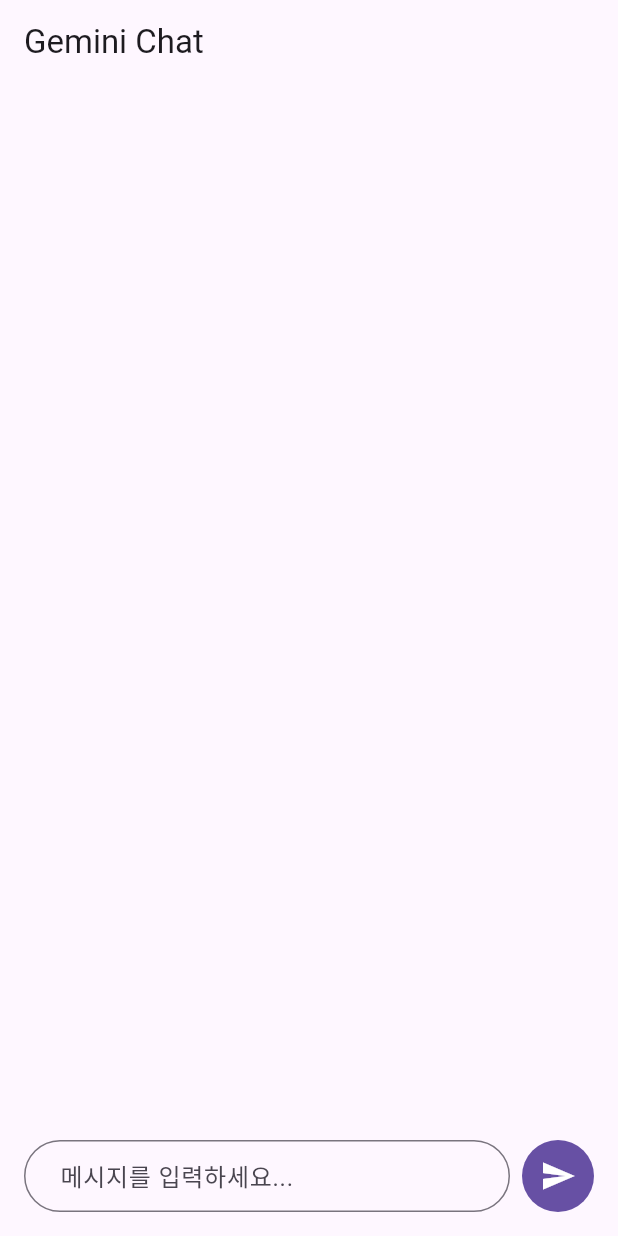
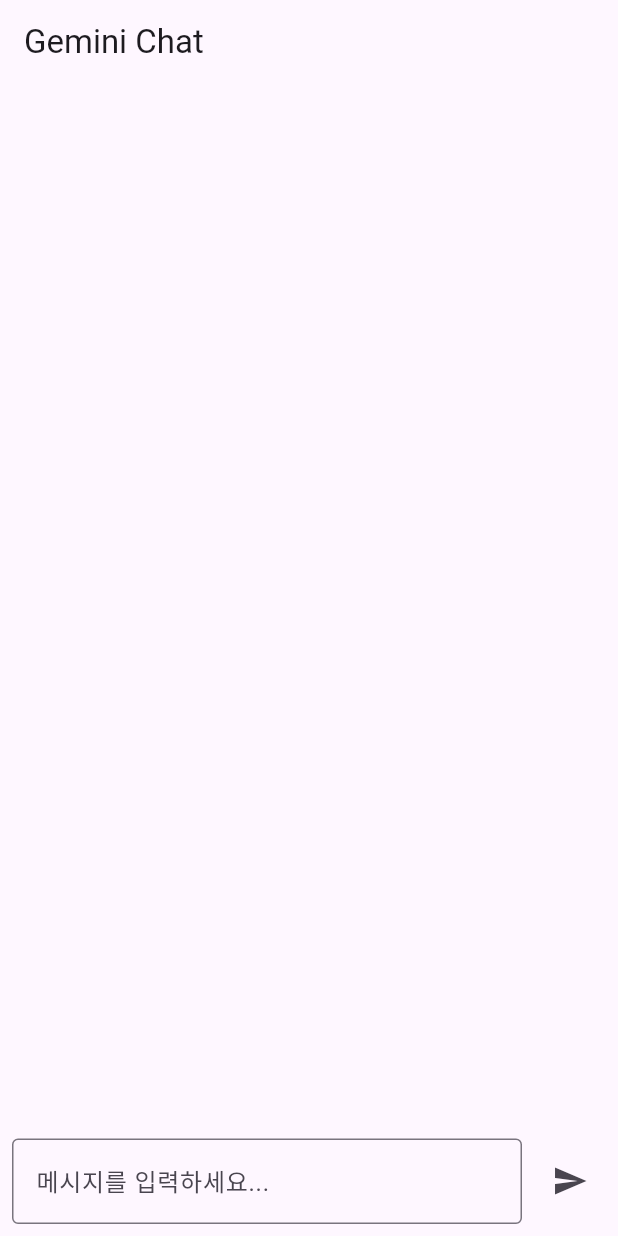
Before and after one commit to kimilguk19/ai_live, a Flutter app: the screen it shows after launch, after a tap on the "send" icon, on a phone screen of 412 x 824 dp. Run offline on Flutter 3.47's test engine with Material 3 defaults, Android fonts, the phone set to English and light mode, and no system bars; our stand-ins replace google_generative_ai.

Commit message:
11주차 01교시 강의 소스2

```diff
--- a/lib/main.dart
+++ b/lib/main.dart
@@ -1,11 +1,12 @@
 import 'package:flutter/material.dart';
 import 'package:google_generative_ai/google_generative_ai.dart';
-import 'package:flutter_markdown/flutter_markdown.dart'; // 마크다운 표시용
-import 'package:flutter_dotenv/flutter_dotenv.dart'; // API 키 로드용
 
-void main() async {
-  // .env 파일에서 환경 변수를 로드합니다 (선택 사항).
-  await dotenv.load(fileName: "assets/.env");
+// TODO: 실제 API 키로 교체하고, 보안을 위해 안전한 방식으로 관리하세요.
+// 웹 환경에서는 API 키를 클라이언트에 직접 노출하지 않는 것이 중요합니다.
+// 서버를 통해 API를 호출하는 것을 고려하세요.
+const String apiKey = 'YOUR_API_KEY';
+
+void main() {
   runApp(const MyApp());
 }
 
@@ -15,10 +16,10 @@
   @override
   Widget build(BuildContext context) {
     return MaterialApp(
-      title: 'Gemini Chat Web',
+      title: 'Gemini Chat Demo',
       theme: ThemeData(
         primarySwatch: Colors.blue,
-        useMaterial3: true, // Material 3 사용 권장
+        visualDensity: VisualDensity.adaptivePlatformDensity,
       ),
       home: const ChatScreen(),
     );
@@ -34,28 +35,75 @@
 
 class _ChatScreenState extends State<ChatScreen> {
   late final GenerativeModel _model;
-  late final ChatSession _chatSession;
+  late final ChatSession _chat;
+  final TextEditingController _textController = TextEditingController();
   final ScrollController _scrollController = ScrollController();
-  final TextEditingController _textController = TextEditingController();
-  final List<Message> _messages = []; // 사용자 및 모델 메시지를 저장할 목록
   bool _isLoading = false;
+
+  final List<Message> _messages = [];
 
   @override
   void initState() {
     super.initState();
-    var apiKey = dotenv.env['GEMINI_API_KEY'];
-    if (apiKey == null) {
-      // API 키가 없는 경우 처리 (예: 오류 메시지 표시)
-      print('API 키를 찾을 수 없습니다.');
-      // 앱을 계속 진행하지 못하도록 예외를 던지거나 사용자에게 알릴 수 있습니다.
-      throw Exception('API_KEY is not set in .env file');
-    }
-
     _model = GenerativeModel(
-      model: 'gemini-1.5-flash', // 또는 원하는 모델
+      model: 'gemini-1.5-flash', // 또는 'gemini-pro' 등 다른 모델
       apiKey: apiKey,
     );
-    _chatSession = _model.startChat();
+    _chat = _model.startChat();
+  }
+
+  @override
+  Widget build(BuildContext context) {
+    return Scaffold(
+      appBar: AppBar(
+        title: const Text('Gemini Chat'),
+      ),
+      body: Column(
+        children: [
+          Expanded(
+            child: ListView.builder(
+              controller: _scrollController,
+              itemCount: _messages.length,
+              itemBuilder: (context, index) {
+                final message = _messages[index];
+                return MessageBubble(
+                  text: message.text,
+                  isUser: message.isUser,
+                );
+              },
+            ),
+          ),
+          if (_isLoading)
+            const Padding(
+              padding: EdgeInsets.all(8.0),
+              child: CircularProgressIndicator(),
+            ),
+          Padding(
+            padding: const EdgeInsets.all(8.0),
+            child: Row(
+              children: [
+                Expanded(
+                  child: TextField(
+                    controller: _textController,
+                    decoration: const InputDecoration(
+                      hintText: '메시지를 입력하세요...',
+                      border: OutlineInputBorder(),
+                    ),
+                    onSubmitted: _sendMessage,
+                  ),
+                ),
+                const SizedBox(width: 8.0),
+                IconButton(
+                  icon: const Icon(Icons.send),
+                  onPressed: _isLoading ? null : () =>
+                      _sendMessage(_textController.text),
+                ),
+              ],
+            ),
+          ),
+        ],
+      ),
+    );
   }
 
   Future<void> _sendMessage(String text) async {
@@ -70,119 +118,43 @@
     _scrollToBottom();
 
     try {
-      // 메시지 전송 및 응답 스트리밍 (선택 사항)
-      // 스트리밍을 사용하면 응답이 생성되는 대로 표시할 수 있습니다.
-      final response = await _chatSession.sendMessage(
+      final response = await _chat.sendMessage(
         Content.text(text),
       );
-      final modelResponse = response.text;
+      final responseText = response.text;
 
+      if (responseText != null) {
+        setState(() {
+          _messages.add(Message(text: responseText, isUser: false));
+        });
+      }
+    } catch (e) {
+      // 오류 처리
+      print('Error sending message: $e');
+      ScaffoldMessenger.of(context).showSnackBar(
+        SnackBar(content: Text('메시지 전송 오류: $e')),
+      );
       setState(() {
-        if (modelResponse != null) {
-          _messages.add(Message(text: modelResponse, isUser: false));
-        } else {
-          _messages.add(Message(text: 'API로부터 응답이 없습니다.', isUser: false));
-        }
+        _messages.add(Message(text: "오류가 발생했습니다.", isUser: false));
+      });
+    } finally {
+      setState(() {
         _isLoading = false;
       });
       _scrollToBottom();
-    } catch (e) {
-      setState(() {
-        _messages.add(Message(text: '오류: ${e.toString()}', isUser: false));
-        _isLoading = false;
-      });
-      _scrollToBottom();
-      print('메시지 전송 오류: $e');
     }
   }
 
   void _scrollToBottom() {
-    // 다음 프레임에서 스크롤하여 UI가 업데이트될 시간을 줍니다.
     WidgetsBinding.instance.addPostFrameCallback((_) {
       if (_scrollController.hasClients) {
-        _scrollController.animateTo(
-          _scrollController.position.maxScrollExtent,
-          duration: const Duration(milliseconds: 300),
-          curve: Curves.easeOut,
-        );
+        _scrollController.jumpTo(_scrollController.position.maxScrollExtent);
       }
     });
   }
-
-  @override
-  Widget build(BuildContext context) {
-    return Scaffold(
-      appBar: AppBar(
-        title: const Text('Gemini Chat'),
-      ),
-      body: Column(
-        children: [
-          Expanded(
-            child: ListView.builder(
-              controller: _scrollController,
-              itemCount: _messages.length,
-              padding: const EdgeInsets.all(8.0),
-              itemBuilder: (context, index) {
-                final message = _messages[index];
-                return MessageBubble(
-                  message: message.text,
-                  isUserMessage: message.isUser,
-                );
-              },
-            ),
-          ),
-          if (_isLoading)
-            const Padding(
-              padding: EdgeInsets.all(8.0),
-              child: CircularProgressIndicator(),
-            ),
-          Padding(
-            padding: const EdgeInsets.all(16.0),
-            child: Row(
-              children: [
-                Expanded(
-                  child: TextField(
-                    controller: _textController,
-                    decoration: InputDecoration(
-                      hintText: '메시지를 입력하세요...',
-                      border: OutlineInputBorder(
-                        borderRadius: BorderRadius.circular(25.0),
-                      ),
-                      contentPadding: const EdgeInsets.symmetric(
-                          horizontal: 20.0, vertical: 10.0),
-                    ),
-                    onSubmitted: _sendMessage,
-                    // 웹에서는 Enter 키로 제출하는 것이 일반적입니다.
-                    // 모바일에서는 다음 줄로 이동할 수 있도록 textInputAction을 설정할 수 있습니다.
-                    textInputAction: TextInputAction.send,
-                  ),
-                ),
-                const SizedBox(width: 8.0),
-                IconButton(
-                  icon: const Icon(Icons.send),
-                  onPressed: () => _sendMessage(_textController.text),
-                  style: IconButton.styleFrom(
-                    backgroundColor: Theme
-                        .of(context)
-                        .colorScheme
-                        .primary,
-                    foregroundColor: Theme
-                        .of(context)
-                        .colorScheme
-                        .onPrimary,
-                    padding: const EdgeInsets.all(12.0),
-                  ),
-                ),
-              ],
-            ),
-          ),
-        ],
-      ),
-    );
-  }
 }
 
-// 메시지를 나타내는 간단한 클래스
+// 간단한 메시지 데이터 클래스
 class Message {
   final String text;
   final bool isUser;
@@ -190,47 +162,29 @@
   Message({required this.text, required this.isUser});
 }
 
-// 채팅 메시지 버블 위젯
+// 메시지 버블 위젯
 class MessageBubble extends StatelessWidget {
-  final String message;
-  final bool isUserMessage;
+  final String text;
+  final bool isUser;
 
   const MessageBubble({
     super.key,
-    required this.message,
-    required this.isUserMessage,
+    required this.text,
+    required this.isUser,
   });
 
   @override
   Widget build(BuildContext context) {
     return Align(
-      alignment: isUserMessage ? Alignment.centerRight : Alignment.centerLeft,
+      alignment: isUser ? Alignment.centerRight : Alignment.centerLeft,
       child: Container(
-        constraints: BoxConstraints(maxWidth: MediaQuery
-            .of(context)
-            .size
-            .width * 0.7),
-        // 버블 최대 너비 제한
-        padding: const EdgeInsets.symmetric(vertical: 10, horizontal: 16),
-        margin: const EdgeInsets.symmetric(vertical: 4, horizontal: 8),
+        margin: const EdgeInsets.symmetric(vertical: 4.0, horizontal: 8.0),
+        padding: const EdgeInsets.all(12.0),
         decoration: BoxDecoration(
-          color: isUserMessage
-              ? Theme
-              .of(context)
-              .colorScheme
-              .primaryContainer
-              : Theme
-              .of(context)
-              .colorScheme
-              .secondaryContainer,
-          borderRadius: BorderRadius.circular(12),
+          color: isUser ? Colors.blue[100] : Colors.grey[300],
+          borderRadius: BorderRadius.circular(12.0),
         ),
-        // Markdown 위젯을 사용하여 텍스트를 렌더링합니다.
-        // 이렇게 하면 Gemini가 반환하는 마크다운 형식을 올바르게 표시할 수 있습니다.
-        child: MarkdownBody(
-          data: message,
-          selectable: true, // 텍스트를 선택 가능하게 합니다.
-        ),
+        child: Text(text),
       ),
     );
   }
```
Also changed, not shown: pubspec.yaml (+2 -5 lines), pubspec.lock, 2 other files.
